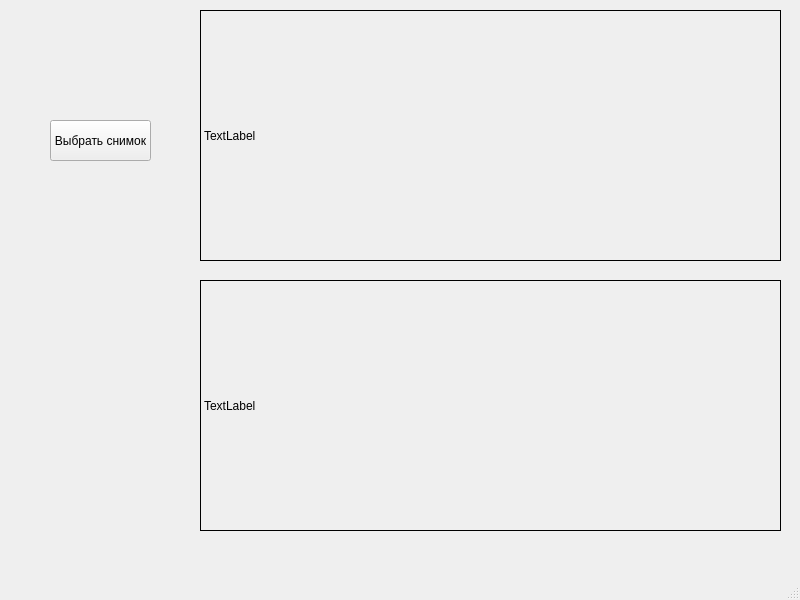
First picture: the form in MainWindow.ui, repository theisub/Keratoconus, before the edit.
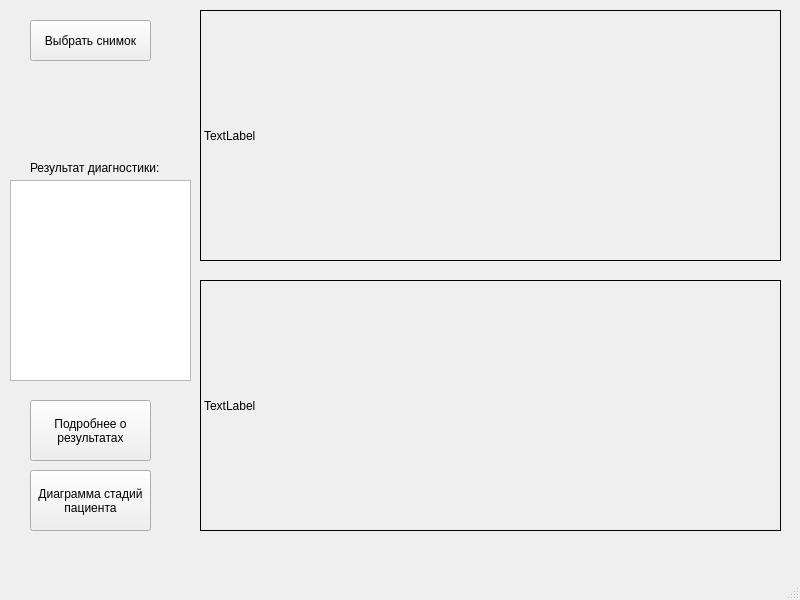
Second picture: the form after the edit.

Commit message: Added results window and restructured some logic of showing results on main window

Patch:
```diff
--- a/MainWindow.ui
+++ b/MainWindow.ui
@@ -17,9 +17,9 @@
    <widget class="QPushButton" name="selectImgBtn">
     <property name="geometry">
      <rect>
-      <x>50</x>
-      <y>120</y>
-      <width>101</width>
+      <x>30</x>
+      <y>20</y>
+      <width>121</width>
       <height>41</height>
      </rect>
     </property>
@@ -59,6 +59,57 @@
      <string>TextLabel</string>
     </property>
    </widget>
+   <widget class="QPushButton" name="RadarChartBtn">
+    <property name="geometry">
+     <rect>
+      <x>30</x>
+      <y>470</y>
+      <width>121</width>
+      <height>61</height>
+     </rect>
+    </property>
+    <property name="text">
+     <string>Диаграмма стадий 
+пациента</string>
+    </property>
+   </widget>
+   <widget class="QPushButton" name="MoreAboutResultsBtn">
+    <property name="geometry">
+     <rect>
+      <x>30</x>
+      <y>400</y>
+      <width>121</width>
+      <height>61</height>
+     </rect>
+    </property>
+    <property name="text">
+     <string>Подробнее о
+результатах</string>
+    </property>
+   </widget>
+   <widget class="QTextEdit" name="resultsText">
+    <property name="geometry">
+     <rect>
+      <x>10</x>
+      <y>180</y>
+      <width>181</width>
+      <height>201</height>
+     </rect>
+    </property>
+   </widget>
+   <widget class="QLabel" name="ResultsLabel">
+    <property name="geometry">
+     <rect>
+      <x>30</x>
+      <y>160</y>
+      <width>151</width>
+      <height>16</height>
+     </rect>
+    </property>
+    <property name="text">
+     <string>Результат диагностики:</string>
+    </property>
+   </widget>
   </widget>
   <widget class="QMenuBar" name="menubar">
    <property name="geometry">
```
The commit also changes 5 other files.
